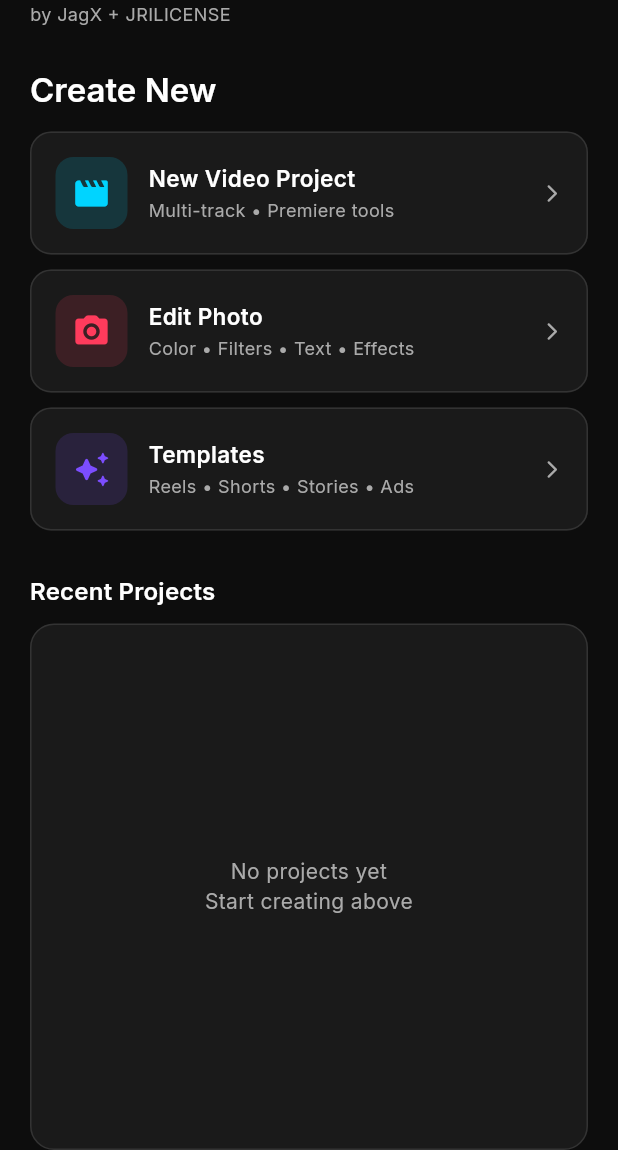
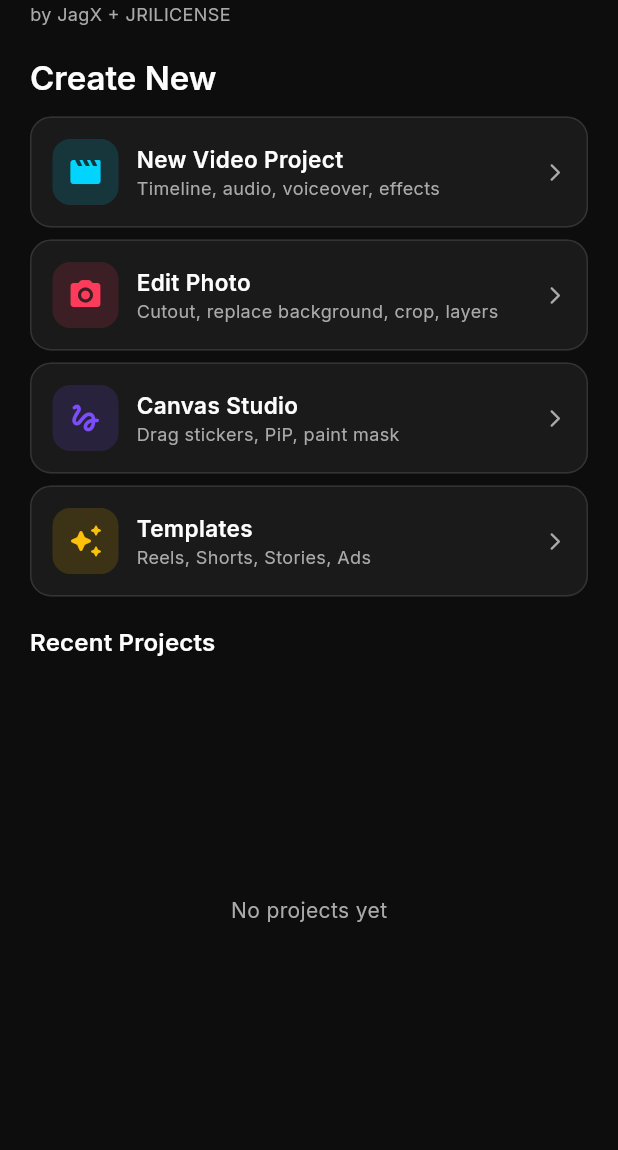
Before and after one commit to jagwazorld-max/ApexCut, a Flutter app: the screen it shows after launch, on a phone screen of 412 x 824 dp, the part 86-1236 px from its top. Run offline on Flutter 3.47's test engine with Material 3 defaults, Android fonts, the light colour scheme and no system bars; our stand-ins replace equatable, flutter_riverpod, flutter_tts, google_fonts, image_picker, video_player.

Commit message:
Link Canvas and Settings from Home

```diff
--- a/lib/features/home/home_screen.dart
+++ b/lib/features/home/home_screen.dart
@@ -5,6 +5,8 @@ import '../../core/constants/branding.dart';
 import '../../core/services/project_storage.dart';
 import '../gallery/gallery_screen.dart';
 import '../templates/templates_screen.dart';
+import '../canvas/canvas_screen.dart';
+import '../settings/settings_screen.dart';
 
 class HomeScreen extends ConsumerStatefulWidget {
   const HomeScreen({super.key});
@@ -59,109 +61,69 @@ class _HomeScreenState extends ConsumerState<HomeScreen> {
                       const SizedBox(height: 2),
                       Text(
                         Branding.byLine,
-                        style: const TextStyle(
-                          fontSize: 12,
-                          color: AppTheme.textSecondary,
-                        ),
+                        style: const TextStyle(fontSize: 12, color: AppTheme.textSecondary),
                       ),
                     ],
                   ),
                   IconButton(
-                    onPressed: () {},
+                    onPressed: () => Navigator.push(
+                      context,
+                      MaterialPageRoute(builder: (_) => const SettingsScreen()),
+                    ),
                     icon: const Icon(Icons.settings_outlined),
                   ),
                 ],
               ),
-              const SizedBox(height: 28),
-
-              Text(
-                'Create New',
-                style: Theme.of(context).textTheme.titleLarge?.copyWith(
-                      fontWeight: FontWeight.w600,
-                    ),
-              ),
-              const SizedBox(height: 14),
-
+              const SizedBox(height: 20),
+              Text('Create New', style: Theme.of(context).textTheme.titleLarge?.copyWith(fontWeight: FontWeight.w600)),
+              const SizedBox(height: 12),
               _CreateCard(
                 title: 'New Video Project',
-                subtitle: 'Multi-track • Premiere tools',
+                subtitle: 'Timeline, audio, voiceover, effects',
                 icon: Icons.movie_creation_rounded,
                 color: AppTheme.primary,
-                onTap: () => Navigator.push(
-                  context,
-                  MaterialPageRoute(builder: (_) => const GalleryScreen(isVideoMode: true)),
-                ),
+                onTap: () => Navigator.push(context, MaterialPageRoute(builder: (_) => const GalleryScreen(isVideoMode: true))),
               ),
-              const SizedBox(height: 10),
+              const SizedBox(height: 8),
               _CreateCard(
                 title: 'Edit Photo',
-                subtitle: 'Color • Filters • Text • Effects',
+                subtitle: 'Cutout, replace background, crop, layers',
                 icon: Icons.photo_camera_rounded,
                 color: AppTheme.secondary,
-                onTap: () => Navigator.push(
-                  context,
-                  MaterialPageRoute(builder: (_) => const GalleryScreen(isVideoMode: false)),
-                ),
+                onTap: () => Navigator.push(context, MaterialPageRoute(builder: (_) => const GalleryScreen(isVideoMode: false))),
               ),
-              const SizedBox(height: 10),
+              const SizedBox(height: 8),
+              _CreateCard(
+                title: 'Canvas Studio',
+                subtitle: 'Drag stickers, PiP, paint mask',
+                icon: Icons.gesture_rounded,
+                color: AppTheme.accent,
+                onTap: () => Navigator.push(context, MaterialPageRoute(builder: (_) => const CanvasScreen())),
+              ),
+              const SizedBox(height: 8),
               _CreateCard(
                 title: 'Templates',
-                subtitle: 'Reels • Shorts • Stories • Ads',
+                subtitle: 'Reels, Shorts, Stories, Ads',
                 icon: Icons.auto_awesome_rounded,
-                color: AppTheme.accent,
-                onTap: () => Navigator.push(
-                  context,
-                  MaterialPageRoute(builder: (_) => const TemplatesScreen()),
-                ),
+                color: Colors.amber,
+                onTap: () => Navigator.push(context, MaterialPageRoute(builder: (_) => const TemplatesScreen())),
               ),
-
-              const SizedBox(height: 28),
-              Text(
-                'Recent Projects',
-                style: Theme.of(context).textTheme.titleMedium?.copyWith(
-                      fontWeight: FontWeight.w600,
-                    ),
-              ),
-              const SizedBox(height: 10),
-
+              const SizedBox(height: 18),
+              Text('Recent Projects', style: Theme.of(context).textTheme.titleMedium?.copyWith(fontWeight: FontWeight.w600)),
+              const SizedBox(height: 8),
               Expanded(
                 child: _loading
                     ? const Center(child: CircularProgressIndicator(color: AppTheme.primary))
                     : _recent.isEmpty
-                        ? Container(
-                            decoration: BoxDecoration(
-                              color: AppTheme.surface,
-                              borderRadius: BorderRadius.circular(16),
-                              border: Border.all(color: AppTheme.border),
-                            ),
-                            child: const Center(
-                              child: Text(
-                                'No projects yet\nStart creating above',
-                                textAlign: TextAlign.center,
-                                style: TextStyle(color: AppTheme.textSecondary),
-                              ),
-                            ),
-                          )
+                        ? const Center(child: Text('No projects yet', style: TextStyle(color: AppTheme.textSecondary)))
                         : ListView.builder(
                             itemCount: _recent.length,
                             itemBuilder: (context, index) {
                               final p = _recent[index];
                               return ListTile(
                                 contentPadding: EdgeInsets.zero,
-                                leading: Container(
-                                  width: 48,
-                                  height: 48,
-                                  decoration: BoxDecoration(
-                                    color: AppTheme.surfaceLight,
-                                    borderRadius: BorderRadius.circular(10),
-                                  ),
-                                  child: const Icon(Icons.movie_outlined, color: AppTheme.primary),
-                                ),
                                 title: Text(p['name'] ?? 'Untitled'),
-                                subtitle: Text(
-                                  p['updatedAt']?.toString().substring(0, 16) ?? '',
-                                  style: const TextStyle(fontSize: 12, color: AppTheme.textSecondary),
-                                ),
+                                subtitle: Text((p['updatedAt'] ?? '').toString()),
                                 trailing: IconButton(
                                   icon: const Icon(Icons.delete_outline, size: 20),
                                   onPressed: () async {
@@ -205,7 +167,7 @@ class _CreateCard extends StatelessWidget {
         onTap: onTap,
         borderRadius: BorderRadius.circular(14),
         child: Container(
-          padding: const EdgeInsets.all(16),
+          padding: const EdgeInsets.all(14),
           decoration: BoxDecoration(
             borderRadius: BorderRadius.circular(14),
             border: Border.all(color: AppTheme.border),
@@ -213,21 +175,17 @@ class _CreateCard extends StatelessWidget {
           child: Row(
             children: [
               Container(
-                width: 48,
-                height: 48,
-                decoration: BoxDecoration(
-                  color: color.withOpacity(0.15),
-                  borderRadius: BorderRadius.circular(12),
-                ),
-                child: Icon(icon, color: color, size: 26),
+                width: 44,
+                height: 44,
+                decoration: BoxDecoration(color: color.withOpacity(0.15), borderRadius: BorderRadius.circular(12)),
+                child: Icon(icon, color: color, size: 24),
               ),
-              const SizedBox(width: 14),
+              const SizedBox(width: 12),
               Expanded(
                 child: Column(
                   crossAxisAlignment: CrossAxisAlignment.start,
                   children: [
                     Text(title, style: const TextStyle(fontSize: 15, fontWeight: FontWeight.w600)),
-                    const SizedBox(height: 2),
                     Text(subtitle, style: const TextStyle(fontSize: 12, color: AppTheme.textSecondary)),
                   ],
                 ),
```
